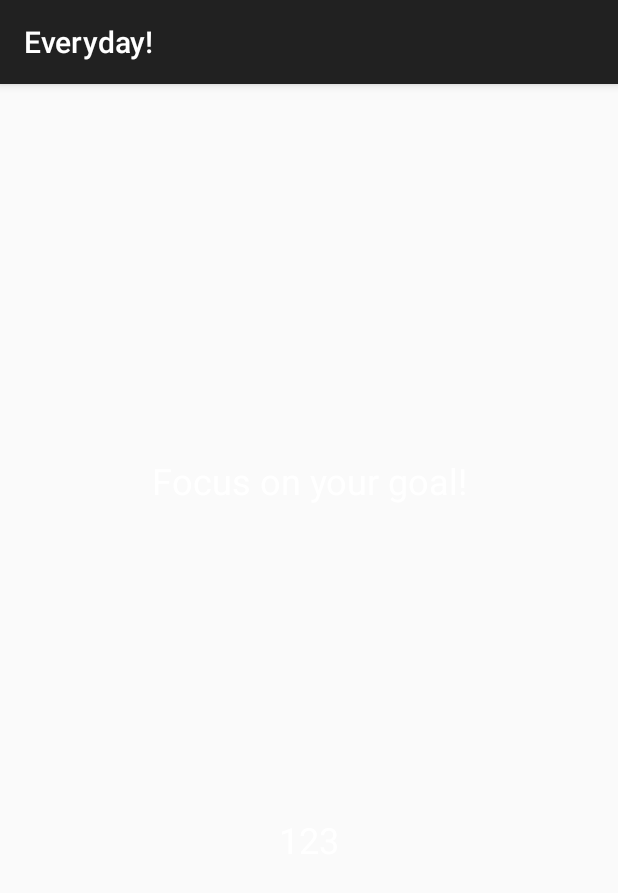
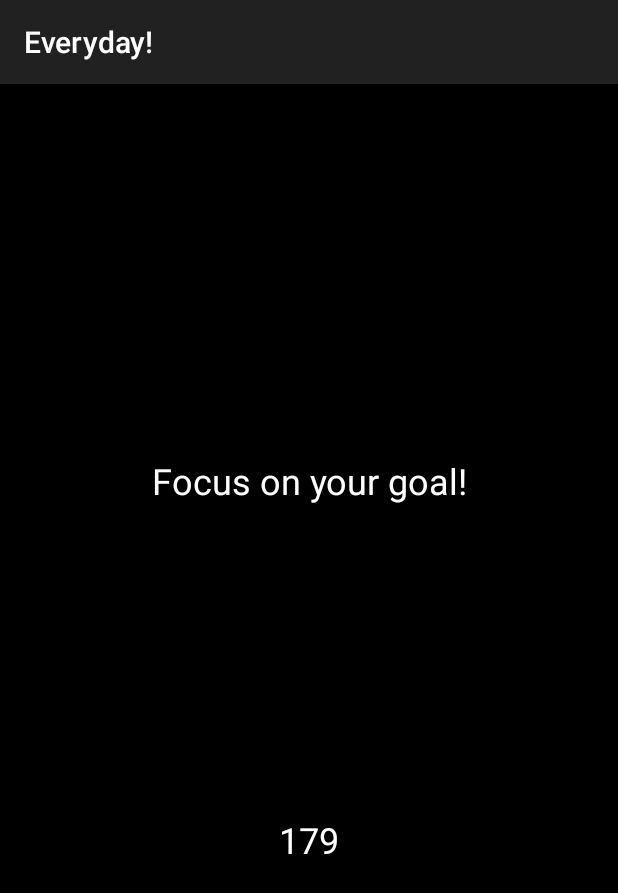
Before and after one commit to jstarczewski/everyday, an Android app: the CountdownFragment screen opened directly, with no data from a screen before it, on a phone screen of 412 x 824 dp. Shown: the top 893 px of the screen. Run offline under Robolectric (Android 15) with nearby library versions, the phone set to English and light mode, and no system bars.

Commit message:
CountdownActivity funcionality tests

```diff
--- a/app/src/main/java/com/clakestudio/pc/everyday/countdown/CountdownContract.java
+++ b/app/src/main/java/com/clakestudio/pc/everyday/countdown/CountdownContract.java
@@ -19,6 +19,8 @@ public interface CountdownContract {
 
         void fireMediaPlayer();
 
+        void stopCountdownTimer();
+
     }
 
     interface Presenter extends BasePresenter {
--- a/app/src/main/java/com/clakestudio/pc/everyday/countdown/CountdownFragment.java
+++ b/app/src/main/java/com/clakestudio/pc/everyday/countdown/CountdownFragment.java
@@ -86,7 +86,7 @@ public class CountdownFragment extends Fragment implements CountdownContract.Vie
 
     @Override
     public void startCountdownTimer(int min) {
-        countDownTimer = new CountDownTimer(min * 1000, 1000) {
+        countDownTimer = new CountDownTimer(min * 60 * 1000, 1000) {
             @Override
             public void onTick(long millisUntilFinished) {
                 presenter.updateRemainingTime((int) millisUntilFinished / 1000);
@@ -110,7 +110,7 @@ public class CountdownFragment extends Fragment implements CountdownContract.Vie
 
     @Override
     public void updateTextViewCountDown(int timeLeft) {
-        tvCountdown.setText(timeLeft);
+        tvCountdown.setText(String.valueOf(timeLeft));
     }
 
     @Override
@@ -118,6 +118,11 @@ public class CountdownFragment extends Fragment implements CountdownContract.Vie
         if (mediaPlayer != null)
             mediaPlayer.start();
         presenter.loadAddDayActivity();
+    }
+
+    @Override
+    public void stopCountdownTimer() {
+        countDownTimer.cancel();
     }
 
     /**
@@ -134,4 +139,10 @@ public class CountdownFragment extends Fragment implements CountdownContract.Vie
         // TODO: Update argument type and name
         void onFragmentInteraction(Uri uri);
     }
+
+    @Override
+    public void onPause() {
+        super.onPause();
+        stopCountdownTimer();
+    }
 }
--- a/app/src/main/res/layout/activity_countdown.xml
+++ b/app/src/main/res/layout/activity_countdown.xml
@@ -4,6 +4,7 @@
     xmlns:tools="http://schemas.android.com/tools"
     android:layout_width="match_parent"
     android:layout_height="match_parent"
+    android:background="@color/colorPrimaryDark"
     tools:context="com.clakestudio.pc.everyday.countdown.CountdownActivity">
 
     <FrameLayout
```
